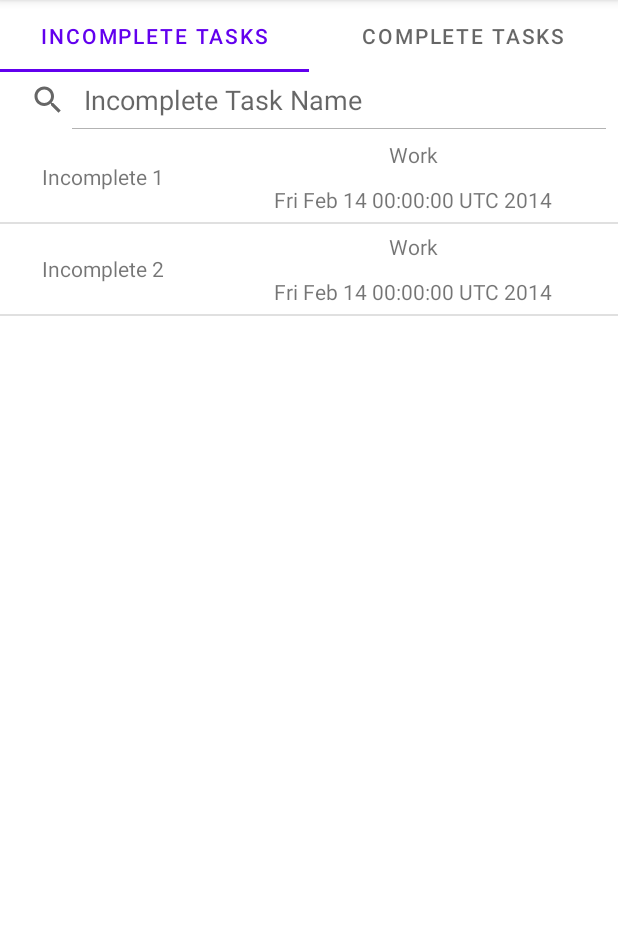
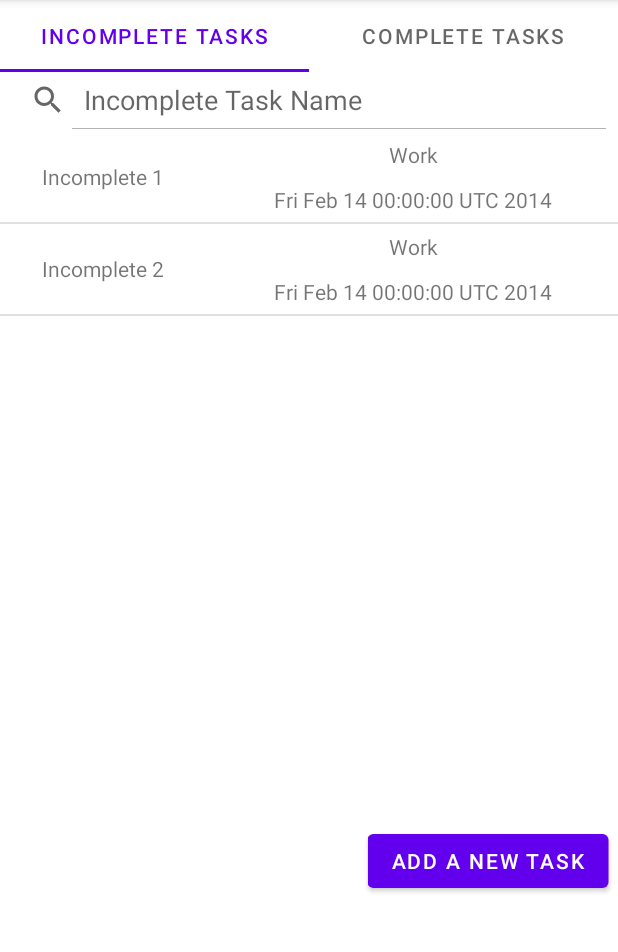
Before and after one commit to KarimJazzar/task_Amigos_Android, an Android app: the screen it shows after launch (MainActivity), on a phone screen of 412 x 824 dp, the part 84-1036 px from its top. Run offline under Robolectric (Android 15) with nearby library versions, the phone set to English and light mode, and no system bars.

Commit message:
Implemented add new task button

```diff
--- a/app/src/main/java/com/example/task_amigos_android/MainActivity.java
+++ b/app/src/main/java/com/example/task_amigos_android/MainActivity.java
@@ -5,6 +5,8 @@ import androidx.fragment.app.FragmentManager;
 import androidx.viewpager2.widget.ViewPager2;
 
 import android.os.Bundle;
+import android.view.View;
+import android.widget.Button;
 
 import com.google.android.material.tabs.TabLayout;
 
@@ -21,6 +23,7 @@ public class MainActivity extends AppCompatActivity {
     TabLayout tabLayout;
     ViewPager2 pager;
     FragmentAdapter adapter;
+    Button addT;
 
     @Override
     protected void onCreate(Bundle savedInstanceState) {
@@ -39,6 +42,7 @@ public class MainActivity extends AppCompatActivity {
 
         tabLayout = findViewById(R.id.tab_layout);
         pager = findViewById(R.id.view_pager2);
+        addT = findViewById(R.id.addTask);
 
         FragmentManager fm = getSupportFragmentManager();
         adapter = new FragmentAdapter(fm, getLifecycle());
@@ -72,6 +76,13 @@ public class MainActivity extends AppCompatActivity {
             }
         });
 
+        addT.setOnClickListener(new View.OnClickListener() {
+            @Override
+            public void onClick(View v) {
+
+            }
+        });
+
     }
 
     public static Date parseDate(String date) {
--- a/app/src/main/res/layout/activity_main.xml
+++ b/app/src/main/res/layout/activity_main.xml
@@ -10,13 +10,22 @@
     <com.google.android.material.tabs.TabLayout
         android:id="@+id/tab_layout"
         android:layout_width="match_parent"
-        android:layout_height="wrap_content" />
+        android:layout_height="wrap_content"
+        tools:ignore="SpeakableTextPresentCheck" />
 
     <androidx.viewpager2.widget.ViewPager2
         android:id="@+id/view_pager2"
         android:layout_width="match_parent"
-        android:layout_height="match_parent"
+        android:layout_height="498dp"
         android:layout_below="@id/tab_layout" />
+
+    <Button
+        android:id="@+id/addTask"
+        android:layout_width="wrap_content"
+        android:layout_height="wrap_content"
+        android:text="Add a New Task"
+        android:translationX="245dp"
+        android:translationY="550dp" />
 
 
 </RelativeLayout>
```
